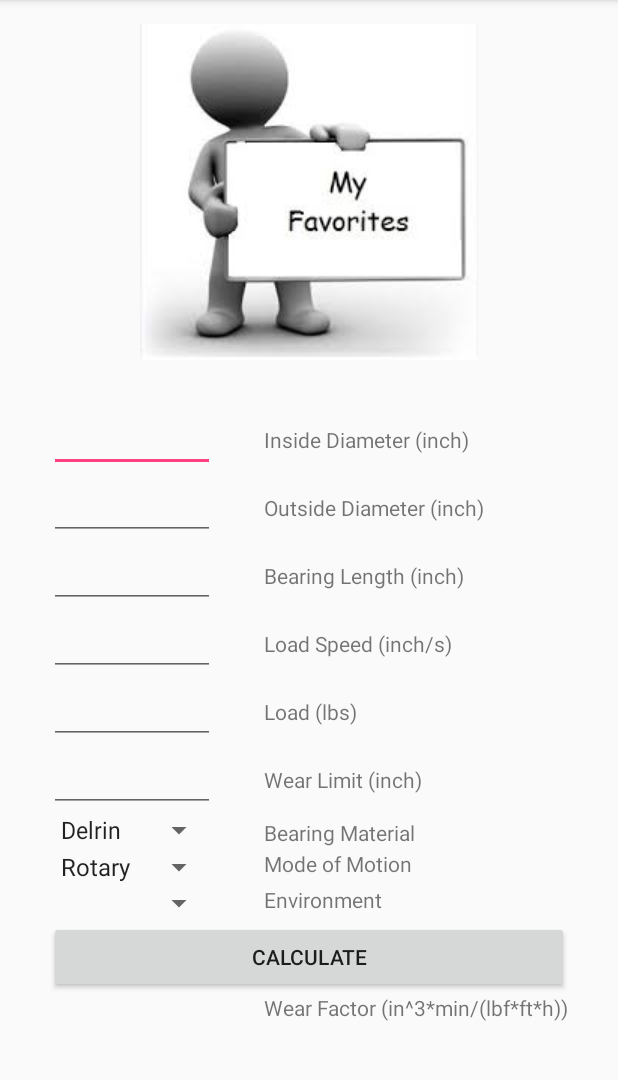
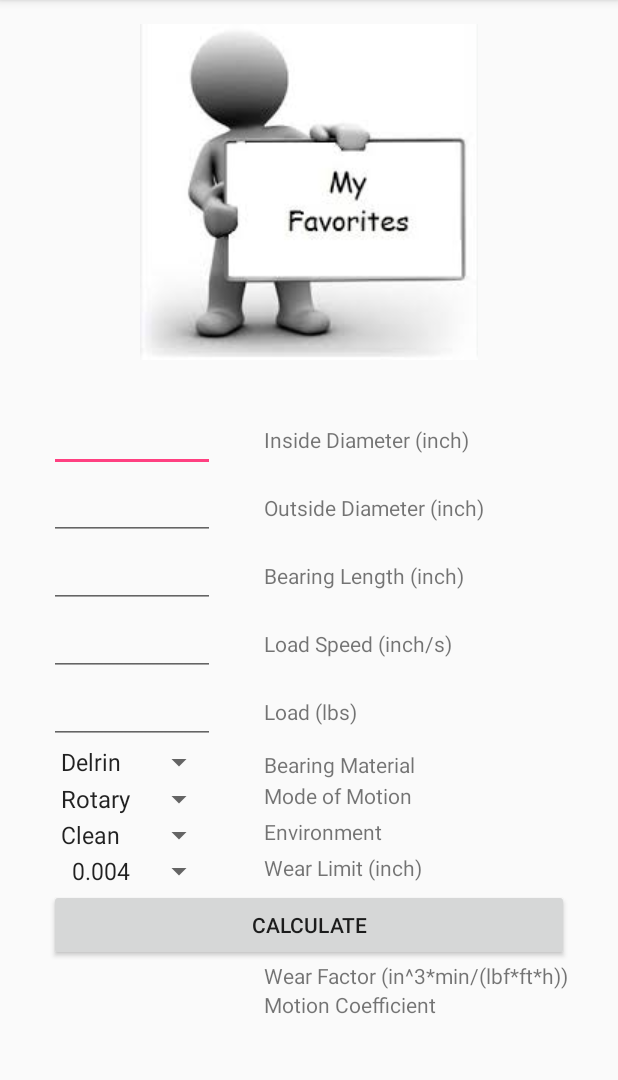
Before and after one commit to g-marsh/SleeveBearings, an Android app: the screen it shows after launch (MainActivity), on a phone screen of 412 x 824 dp, the part 84-1164 px from its top. Run offline under Robolectric (Android 15) with nearby library versions, the phone set to English and light mode, and no system bars.

```diff
--- a/app/src/main/java/com/gregmarsh/sleevebearings/MainActivity.java
+++ b/app/src/main/java/com/gregmarsh/sleevebearings/MainActivity.java
@@ -7,6 +7,7 @@ import android.widget.ArrayAdapter;
 import android.widget.EditText;
 import android.widget.ScrollView;
 import android.widget.Spinner;
+import android.widget.TextView;
 
 public class MainActivity extends AppCompatActivity {
 
@@ -14,7 +15,9 @@ public class MainActivity extends AppCompatActivity {
     Spinner spnMaterial;
     Spinner spnMotion;
     Spinner spnEnvironment;
+    Spinner spnWear;
     String strMaterial;
+    TextView tvWearFactor;
     double dblWearFactor;
     EditText etOD;
     ScrollView scrollView;
@@ -28,20 +31,29 @@ public class MainActivity extends AppCompatActivity {
         spnMaterial = (Spinner)findViewById(R.id.spinner);
         spnMotion = (Spinner)findViewById(R.id.spinner1);
         spnEnvironment = (Spinner)findViewById(R.id.spinner2);
+        spnWear = (Spinner)findViewById(R.id.spinner3);
         scrollView = (ScrollView) findViewById(R.id.scrollView);
+        tvWearFactor = (TextView)findViewById(R.id.textView9);
 
         // Declare and populate arrays
         String [] aryMaterial = getResources().getStringArray(R.array.aryMaterial);
         String [] aryMotion = getResources().getStringArray(R.array.aryMotion);
         String [] aryEnvironment = getResources().getStringArray(R.array.aryEnvironment);
+        String [] aryWear = getResources().getStringArray(R.array.aryWear);
 
         // Bind the arrays and apply settings to the Spinners.
         ArrayAdapter<String> dataAdapter = new ArrayAdapter<String>(this, android.R.layout.simple_spinner_item, aryMaterial);
         ArrayAdapter<String> dataAdapter1 = new ArrayAdapter<String>(this, android.R.layout.simple_spinner_item, aryMotion);
+        ArrayAdapter<String> dataAdapter2 = new ArrayAdapter<String>(this, android.R.layout.simple_spinner_item, aryEnvironment);
+        ArrayAdapter<String> dataAdapter3 = new ArrayAdapter<String>(this, android.R.layout.simple_spinner_item, aryWear);
         dataAdapter.setDropDownViewResource(android.R.layout.simple_spinner_dropdown_item);
         dataAdapter1.setDropDownViewResource(android.R.layout.simple_spinner_dropdown_item);
+        dataAdapter2.setDropDownViewResource(android.R.layout.simple_spinner_dropdown_item);
+        dataAdapter3.setDropDownViewResource(android.R.layout.simple_spinner_dropdown_item);
         spnMaterial.setAdapter(dataAdapter);
         spnMotion.setAdapter(dataAdapter1);
+        spnEnvironment.setAdapter(dataAdapter2);
+        spnWear.setAdapter(dataAdapter3);
 
         // Calculate and View Results
         findViewById(R.id.button).setOnClickListener(new View.OnClickListener() {
@@ -51,6 +63,8 @@ public class MainActivity extends AppCompatActivity {
                 if (strMaterial.equals("Delrin")) dblWearFactor = .00001;
                 else if (strMaterial.equals("Bronze")) dblWearFactor = .00002;
                 else /* error handling */ ;
+                tvWearFactor.setText(String.format("%.2e",Double.valueOf(spnWear.getSelectedItem().toString())));
+//                tvWearFactor.setText(String.format("%.2e",Double.valueOf("0.004")));
 
 //                http://stackoverflow.com/questions/6438061/can-i-scroll-a-scrollview-programmatically-in-android
 //                http://stackoverflow.com/questions/8015313/how-to-programmatically-scroll-a-scrollview-to-bottom
--- a/app/src/main/res/layout/activity_main.xml
+++ b/app/src/main/res/layout/activity_main.xml
@@ -145,28 +145,6 @@
                 android:layout_column="2" />
         </TableRow>
 
-        <TableRow
-            android:layout_width="match_parent"
-            android:layout_height="match_parent">
-
-            <EditText
-                android:layout_width="wrap_content"
-                android:layout_height="wrap_content"
-                android:inputType="numberDecimal"
-                android:ems="10"
-                android:id="@+id/editText5"
-                android:width="75dp"
-                android:layout_column="0"
-                android:gravity="end" />
-
-            <TextView
-                android:layout_width="wrap_content"
-                android:layout_height="wrap_content"
-                android:text="@string/wear_limit"
-                android:id="@+id/textView8"
-                android:layout_column="2" />
-        </TableRow>
-
         <!--  Input spinners  -->
 
         <TableRow
@@ -237,6 +215,26 @@
 
         </TableRow>
 
+        <TableRow
+            android:layout_width="match_parent"
+            android:layout_height="match_parent">
+
+            <Spinner
+                android:layout_width="match_parent"
+                android:layout_height="wrap_content"
+                android:id="@+id/spinner3"
+                android:layout_column="0"
+                android:layout_gravity="right" />
+
+            <TextView
+                android:layout_width="wrap_content"
+                android:layout_height="wrap_content"
+                android:text="@string/wear_limit"
+                android:id="@+id/textView8"
+                android:layout_column="2" />
+
+        </TableRow>
+
         <!--  Calculate Button -->
 
         <TableRow
@@ -272,6 +270,26 @@
                 android:layout_column="2" />
         </TableRow>
 
+        <TableRow
+            android:layout_width="match_parent"
+            android:layout_height="match_parent">
+
+            <TextView
+                android:layout_width="wrap_content"
+                android:layout_height="wrap_content"
+                android:text=""
+                android:id="@+id/textView11"
+                android:layout_column="0"
+                android:layout_gravity="right" />
+
+            <TextView
+                android:layout_width="wrap_content"
+                android:layout_height="wrap_content"
+                android:text="@string/motion_coefficient"
+                android:id="@+id/textView12"
+                android:layout_column="2" />
+        </TableRow>
+
     </TableLayout>
 
         </LinearLayout>
--- a/app/src/main/res/values/strings.xml
+++ b/app/src/main/res/values/strings.xml
@@ -13,6 +13,7 @@
     <string name="wear_limit">Wear Limit (inch)</string>
     <!-- outputs -->
     <string name="wear_factor">Wear Factor (in^3*min/(lbf*ft*h))</string>
+    <string name="motion_coefficient">Motion Coefficient</string>
     <!-- coefficient arrays -->
     <string-array name="aryMaterial">
         <item>Delrin</item>
@@ -24,9 +25,13 @@
         <item>Reciprocating</item>
     </string-array>
     <string-array name="aryEnvironment">
-        <item>Rotary</item>
-        <item>Oscillatory</item>
-        <item>Reciprocating</item>
+        <item>Clean</item>
+        <item>Factory</item>
+    </string-array>
+    <string-array name="aryWear">
+        <item>0.004</item>
+        <item>0.008</item>
+        <item>0.016</item>
     </string-array>
 
 </resources>
```
